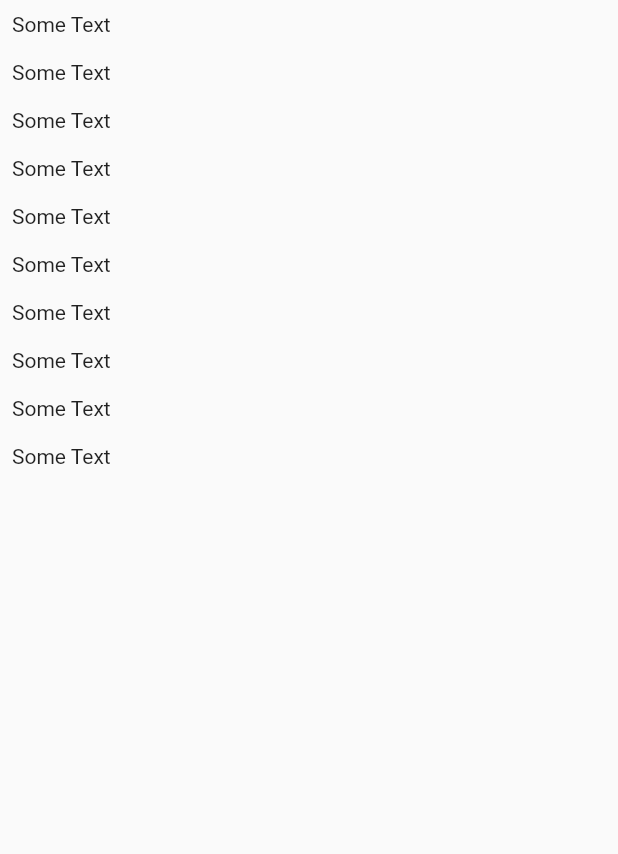
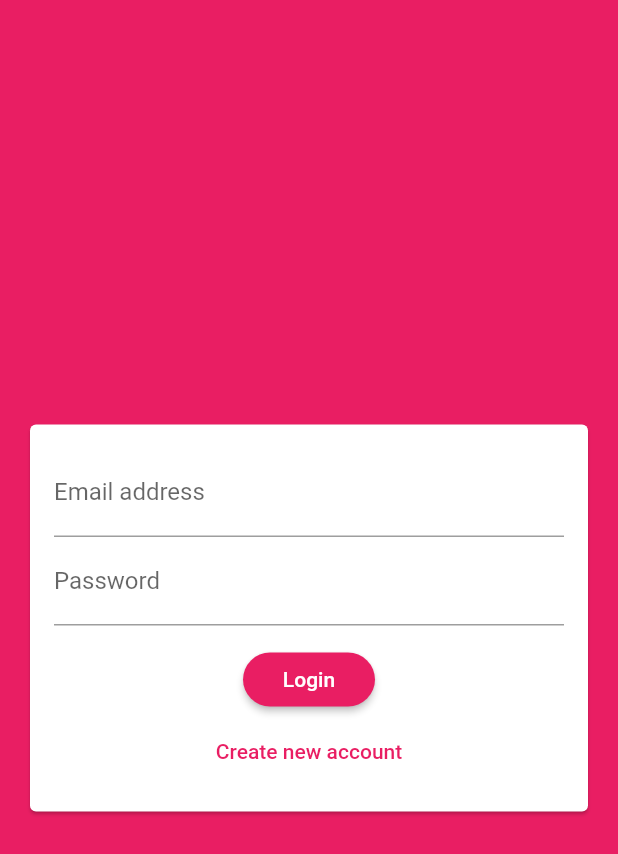
Before and after one commit to lordvidex/ChatApp, a Flutter app: the screen it shows after launch, on a phone screen of 412 x 824 dp. Shown: the top 854 px of the screen. Run offline on Flutter 3.47's test engine with Material 2 defaults, Android fonts, the phone set to English and light mode, and no system bars; our stand-ins replace firebase_auth; accounts and stored records are empty.

Commit message:
Added firebase_auth and cloud_firestore old versions

```diff
--- /dev/null
+++ b/lib/components/auth/auth_form.dart
@@ -0,0 +1,101 @@
+import 'package:flutter/material.dart';
+
+class AuthForm extends StatefulWidget {
+  const AuthForm(this.submitFn);
+  final Future<void> Function(
+      String email, String password, String username, bool _isLogin, BuildContext ctx) submitFn;
+  @override
+  _AuthFormState createState() => _AuthFormState();
+}
+
+class _AuthFormState extends State<AuthForm> {
+  final _formKey = GlobalKey<FormState>();
+  String _username = '';
+  String _email = '';
+  String _password = '';
+  bool _isLogin = true;
+  void _validateForm() {
+    final isValid = _formKey.currentState.validate();
+    FocusScope.of(context).unfocus();
+    if (isValid) {
+      _formKey.currentState.save();
+      widget.submitFn(_email, _password, _username, _isLogin, context);
+    } else {
+      return;
+    }
+  }
+
+  @override
+  Widget build(BuildContext context) {
+    return Center(
+        child: Card(
+      margin: EdgeInsets.all(20),
+      child: Form(
+        key: _formKey,
+        child: SingleChildScrollView(
+            child: Padding(
+          padding: EdgeInsets.all(16),
+          child: Column(
+            children: [
+              TextFormField(
+                onSaved: (val) {
+                  _email = val;
+                },
+                validator: (val) {
+                  if (val.isEmpty || !val.contains('@')) {
+                    return 'Please enter a valid email address';
+                  }
+                  return null;
+                },
+                keyboardType: TextInputType.emailAddress,
+                decoration: InputDecoration(labelText: "Email address"),
+              ),
+              if (!_isLogin)
+                TextFormField(
+                    onSaved: (val) {
+                      _username = val;
+                    },
+                    validator: (val) {
+                      if (val.length < 4 || val.isEmpty) {
+                        return "Username is too short";
+                      }
+                      return null;
+                    },
+                    keyboardType: TextInputType.text,
+                    decoration: InputDecoration(labelText: "Username")),
+              TextFormField(
+                onSaved: (val) {
+                  _password = val;
+                },
+                validator: (val) {
+                  if (val.isEmpty || val.length < 7) {
+                    return "Password is too short";
+                  }
+                  return null;
+                },
+                keyboardType: TextInputType.text,
+                decoration: InputDecoration(labelText: "Password"),
+                obscureText: true,
+              ),
+              SizedBox(
+                height: 12,
+              ),
+              RaisedButton(
+                  child: Text(_isLogin ? 'Login' : 'SignUp'),
+                  onPressed: _validateForm),
+              FlatButton(
+                textColor: Theme.of(context).primaryColor,
+                child: Text(_isLogin
+                    ? 'Create new account'
+                    : 'Login to an existing account'),
+                onPressed: () => setState(() {
+                  _isLogin = !_isLogin;
+                }),
+              )
+            ],
+          ),
+        )),
+      ),
+    ));
+  }
+}
--- a/lib/main.dart
+++ b/lib/main.dart
@@ -1,5 +1,6 @@
 import 'package:flutter/material.dart';
 import './screens/chat_screen.dart';
+import './screens/auth_screen.dart';
 
 void main() {
   runApp(MyApp());
@@ -12,10 +13,19 @@ class MyApp extends StatelessWidget {
     return MaterialApp(
       title: 'Flutter Demo',
       theme: ThemeData(
-        primarySwatch: Colors.blue,
+        primarySwatch: Colors.pink,
+        backgroundColor: Colors.pink,
+        accentColor: Colors.deepPurple,
+        accentColorBrightness: Brightness.dark,
+        buttonTheme: ButtonTheme.of(context).copyWith(
+          buttonColor: Colors.pink,
+          textTheme: ButtonTextTheme.primary,
+          shape:
+              RoundedRectangleBorder(borderRadius: BorderRadius.circular(20)),
+        ),
         visualDensity: VisualDensity.adaptivePlatformDensity,
       ),
-      home: ChatScreen(),
+      home: AuthScreen(),
     );
   }
 }
--- a/lib/screens/auth_screen.dart
+++ b/lib/screens/auth_screen.dart
@@ -0,0 +1,45 @@
+import 'package:flutter/material.dart';
+import 'package:firebase_auth/firebase_auth.dart';
+import 'package:flutter/services.dart';
+import '../components/auth/auth_form.dart';
+
+class AuthScreen extends StatefulWidget {
+  @override
+  _AuthScreenState createState() => _AuthScreenState();
+}
+
+class _AuthScreenState extends State<AuthScreen> {
+  final _auth = FirebaseAuth.instance;
+
+  Future<void> _submitAuthForm(
+    String email,
+    String password,
+    String username,
+    bool isLogin,
+    BuildContext ctx,
+  ) async {
+    AuthResult authResult;
+    try {
+      if (isLogin) {
+        authResult = await _auth.signInWithEmailAndPassword(
+            email: email, password: password);
+      } else {
+        authResult = await _auth.createUserWithEmailAndPassword(
+            email: email, password: password);
+      }
+    } on PlatformException catch (err) {
+      var message = "An error occurred, please check your credentials";
+      if (err.message != null) {
+        message = err.message;
+      }
+      Scaffold.of(ctx).showSnackBar(new SnackBar(content: Text(message)));
+    }
+  }
+
+  @override
+  Widget build(BuildContext context) {
+    return Scaffold(
+        backgroundColor: Theme.of(context).primaryColor,
+        body: AuthForm(_submitAuthForm));
+  }
+}
```
Also changed, not shown: pubspec.yaml (+2 -9 lines), pubspec.lock, 4 other files.
